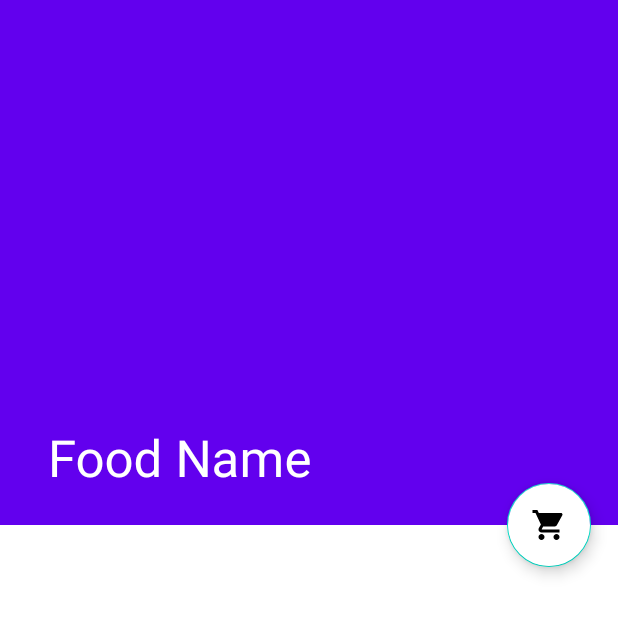
After one commit to kothedangnhap/DoAnAndroid, an Android app: the FoodDetail screen opened directly, with no data from a screen before it, on a phone screen of 412 x 824 dp, the top half of it. The commit adds this screen. Run offline under Robolectric (Android 15) with nearby library versions, the phone set to English and light mode, and no system bars.

Commit message:
add food detail

```diff
--- a/app/src/main/AndroidManifest.xml
+++ b/app/src/main/AndroidManifest.xml
@@ -9,7 +9,8 @@
         android:roundIcon="@mipmap/ic_launcher_round"
         android:supportsRtl="true"
         android:theme="@style/AppTheme">
-        <activity android:name=".Home"></activity>
+        <activity android:name=".FoodDetail"></activity>
+        <activity android:name=".Home" />
         <activity android:name=".SignUp" />
         <activity android:name=".Signin" />
         <activity android:name=".MainActivity">
--- /dev/null
+++ b/app/src/main/java/com/example/myapplication/FoodDetail.java
@@ -0,0 +1,14 @@
+package com.example.myapplication;
+
+import androidx.appcompat.app.AppCompatActivity;
+
+import android.os.Bundle;
+
+public class FoodDetail extends AppCompatActivity {
+
+    @Override
+    protected void onCreate(Bundle savedInstanceState) {
+        super.onCreate(savedInstanceState);
+        setContentView(R.layout.activity_food_detail);
+    }
+}
--- /dev/null
+++ b/app/src/main/res/layout/activity_food_detail.xml
@@ -0,0 +1,60 @@
+<?xml version="1.0" encoding="utf-8"?>
+<androidx.coordinatorlayout.widget.CoordinatorLayout xmlns:android="http://schemas.android.com/apk/res/android"
+    xmlns:app="http://schemas.android.com/apk/res-auto"
+    xmlns:tools="http://schemas.android.com/tools"
+    android:layout_width="match_parent"
+    android:layout_height="match_parent"
+    tools:context=".FoodDetail">
+
+    <com.google.android.material.appbar.AppBarLayout
+        android:id="@+id/app_bar_layout"
+        android:layout_width="match_parent"
+        android:layout_height="wrap_content"
+        android:theme="@style/ThemeOverlay.AppCompat.Dark.ActionBar"
+        android:fitsSystemWindows="true">
+
+        <com.google.android.material.appbar.CollapsingToolbarLayout
+            android:id="@+id/collapsing"
+            android:layout_width="match_parent"
+            android:layout_height="350dp"
+            android:fitsSystemWindows="true"
+            app:layout_scrollFlags="scroll|exitUntilCollapsed"
+            app:contentScrim="@color/colorBlack"
+            app:expandedTitleTextAppearance="@color/colorBlack"
+            >
+
+            <ImageView
+                android:id="@+id/img_food"
+                android:layout_width="match_parent"
+                android:layout_height="match_parent"
+                android:contentDescription="@null"
+                android:scaleType="centerCrop"
+                app:layout_collapseMode="parallax"
+                />
+
+            <androidx.appcompat.widget.Toolbar
+                android:id="@+id/toolbar"
+                app:title="Food Name"
+                android:layout_width="match_parent"
+                android:layout_height="?attr/actionBarSize"
+                app:popupTheme="@style/ThemeOverlay.AppCompat.Light"
+                app:layout_collapseMode="parallax"
+                />
+
+        </com.google.android.material.appbar.CollapsingToolbarLayout>
+
+    </com.google.android.material.appbar.AppBarLayout>
+
+    <com.google.android.material.floatingactionbutton.FloatingActionButton
+    android:id="@+id/btnCart"
+    android:src="@drawable/ic_shopping_cart_black_24dp"
+    android:backgroundTint="@color/colorWhite"
+    android:layout_width="wrap_content"
+    android:layout_height="wrap_content"
+    android:elevation="6dp"
+    app:pressedTranslationZ="12dp"
+    app:layout_anchor="@id/app_bar_layout"
+    app:layout_anchorGravity="bottom|right|end"
+    app:useCompatPadding="true"/>
+
+</androidx.coordinatorlayout.widget.CoordinatorLayout>
--- a/app/src/main/res/values/colors.xml
+++ b/app/src/main/res/values/colors.xml
@@ -3,7 +3,8 @@
     <color name="colorPrimary">#6200EE</color>
     <color name="colorPrimaryDark">#3700B3</color>
     <color name="colorAccent">#03DAC5</color>
-
+    <color name="colorBlack">#0E0D0E</color>
+    <color name="colorWhite">#FFFFFF</color>
     <color name="btnSignUp">#39796b</color>
     <color name="btnSignActive">#A9d440</color>
 </resources>
```
Also changed, not shown: 3 other files.
